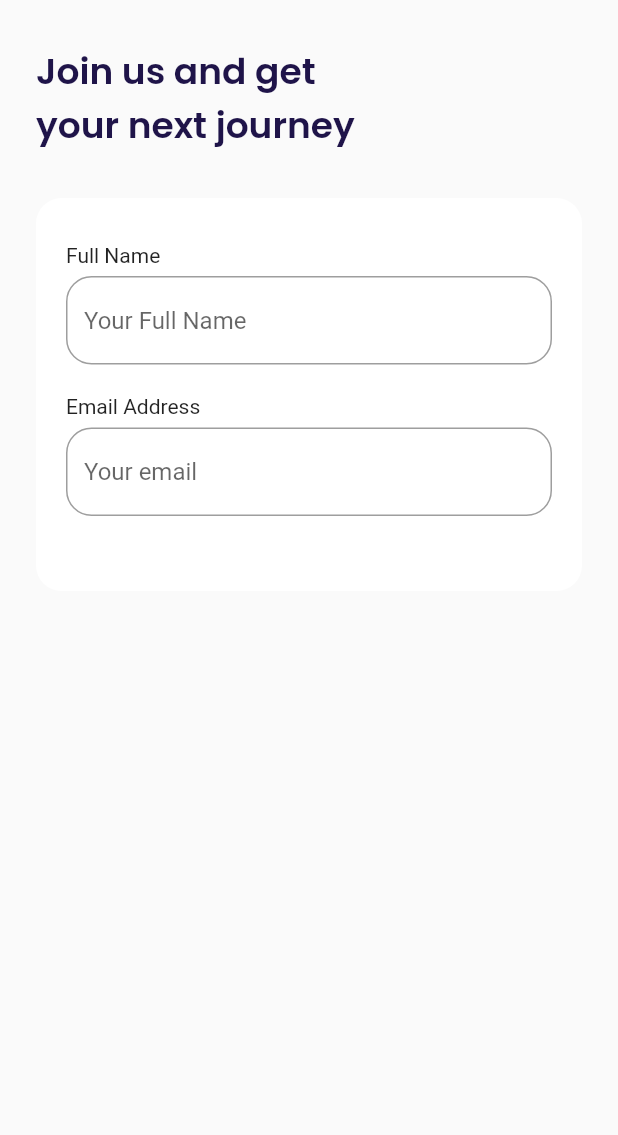
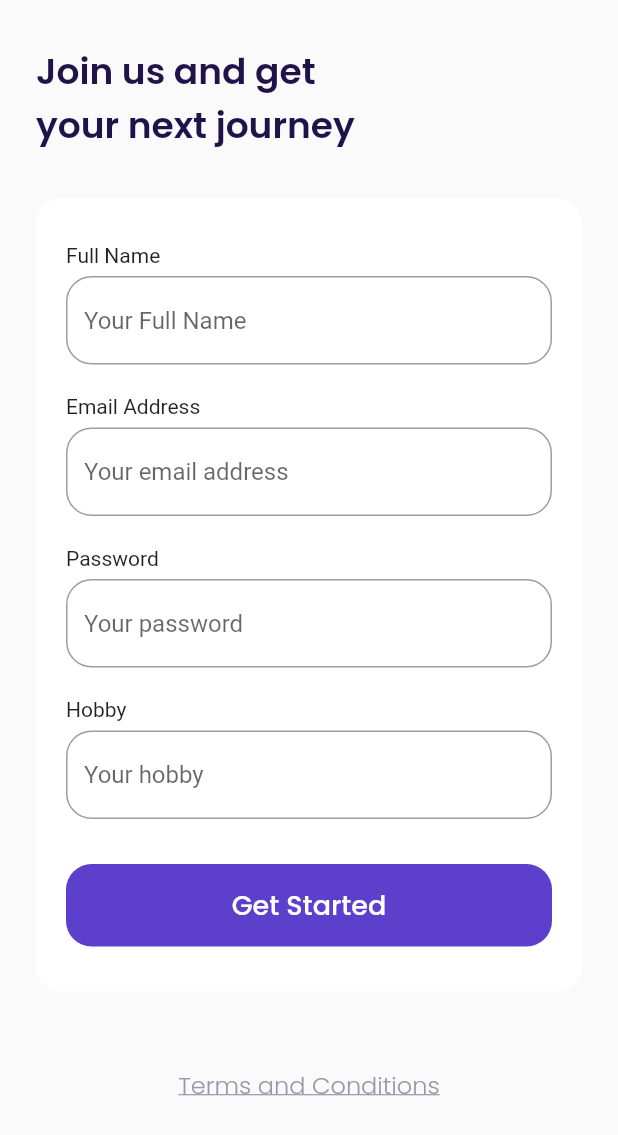
Before and after one commit to s4llm4n/airplane, a Flutter app: the SignUpPage screen opened by its route, on a phone screen of 412 x 824 dp. Shown: the top 1135 px of the screen. Run offline on Flutter 3.47's test engine with Material 2 defaults, Android fonts, the phone set to English and light mode, and no system bars; our stand-ins replace google_fonts.

```diff
--- a/lib/main.dart
+++ b/lib/main.dart
@@ -1,3 +1,4 @@
+import 'package:airplane/ui/pages/bonus_page.dart';
 import 'package:airplane/ui/pages/get_started_page.dart';
 import 'package:airplane/ui/pages/sign_up_page.dart';
 import 'package:flutter/material.dart';
@@ -17,6 +18,7 @@ class MyApp extends StatelessWidget {
         '/': (context) => SplashPage(),
         '/get-started': (context) => GetStartedPage(),
         '/sign-up': (context) => SignUpPage(),
+        '/bonus' :(context) => BonusPage(),
       },
     );
   }
--- a/lib/ui/pages/sign_up_page.dart
+++ b/lib/ui/pages/sign_up_page.dart
@@ -39,7 +39,7 @@ class SignUpPage extends StatelessWidget {
                   border: OutlineInputBorder(
                     borderRadius: BorderRadius.circular(
                       defaultRadius,
-                      ),
+                    ),
                   ),
                   focusedBorder: OutlineInputBorder(
                     borderRadius: BorderRadius.circular(
@@ -47,7 +47,7 @@ class SignUpPage extends StatelessWidget {
                     ),
                     borderSide: BorderSide(
                       color: kPrimaryColor,
-                      ),
+                    ),
                   ),
                 ),
               ),
@@ -71,11 +71,11 @@ class SignUpPage extends StatelessWidget {
               TextFormField(
                 cursorColor: kBlackColor,
                 decoration: InputDecoration(
-                  hintText: 'Your email',
+                  hintText: 'Your email address',
                   border: OutlineInputBorder(
                     borderRadius: BorderRadius.circular(
                       defaultRadius,
-                      ),
+                    ),
                   ),
                   focusedBorder: OutlineInputBorder(
                     borderRadius: BorderRadius.circular(
@@ -83,11 +83,110 @@ class SignUpPage extends StatelessWidget {
                     ),
                     borderSide: BorderSide(
                       color: kPrimaryColor,
-                      ),
+                    ),
                   ),
                 ),
               ),
             ],
+          ),
+        );
+      }
+
+      Widget passwordInput() {
+        return Container(
+          margin: EdgeInsets.only(bottom: 20),
+          child: Column(
+            crossAxisAlignment: CrossAxisAlignment.start,
+            children: [
+              Text(
+                'Password',
+              ),
+              SizedBox(
+                height: 6,
+              ),
+              TextFormField(
+                cursorColor: kBlackColor,
+                decoration: InputDecoration(
+                  hintText: 'Your password',
+                  border: OutlineInputBorder(
+                    borderRadius: BorderRadius.circular(
+                      defaultRadius,
+                    ),
+                  ),
+                  focusedBorder: OutlineInputBorder(
+                    borderRadius: BorderRadius.circular(
+                      defaultRadius,
+                    ),
+                    borderSide: BorderSide(
+                      color: kPrimaryColor,
+                    ),
+                  ),
+                ),
+              ),
+            ],
+          ),
+        );
+      }
+
+      Widget hobbyInput() {
+        return Container(
+          margin: EdgeInsets.only(bottom: 30),
+          child: Column(
+            crossAxisAlignment: CrossAxisAlignment.start,
+            children: [
+              Text(
+                'Hobby',
+              ),
+              SizedBox(
+                height: 6,
+              ),
+              TextFormField(
+                cursorColor: kBlackColor,
+                decoration: InputDecoration(
+                  hintText: 'Your hobby',
+                  border: OutlineInputBorder(
+                    borderRadius: BorderRadius.circular(
+                      defaultRadius,
+                    ),
+                  ),
+                  focusedBorder: OutlineInputBorder(
+                    borderRadius: BorderRadius.circular(
+                      defaultRadius,
+                    ),
+                    borderSide: BorderSide(
+                      color: kPrimaryColor,
+                    ),
+                  ),
+                ),
+              ),
+            ],
+          ),
+        );
+      }
+
+      Widget submitButton() {
+        return Container(
+          width: double.infinity,
+          height: 55,
+          child: TextButton(
+            onPressed: () {
+              Navigator.pushNamed(context, '/bonus');
+            },
+            style: TextButton.styleFrom(
+              backgroundColor: kPrimaryColor,
+              shape: RoundedRectangleBorder(
+                borderRadius: BorderRadius.circular(
+                  defaultRadius,
+                ),
+              ),
+            ),
+            child: Text(
+              'Get Started',
+              style: whiteTextStyle.copyWith(
+                fontSize: 18,
+                fontWeight: medium,
+              ),
+            ),
           ),
         );
       }
@@ -108,7 +207,28 @@ class SignUpPage extends StatelessWidget {
           children: [
             nameInput(),
             emailInput(),
+            passwordInput(),
+            hobbyInput(),
+            submitButton(),
           ],
+        ),
+      );
+    }
+
+    Widget tacButton() {
+      return Container(
+        alignment: Alignment.center,
+        margin: EdgeInsets.only(
+          top: 50,
+          bottom: 73,
+        ),
+        child: Text(
+          'Terms and Conditions',
+          style: greyTextStyle.copyWith(
+            fontSize: 16,
+            fontWeight: light,
+            decoration: TextDecoration.underline,
+          ),
         ),
       );
     }
@@ -123,6 +243,7 @@ class SignUpPage extends StatelessWidget {
           children: [
             title(),
             inputSection(),
+            tacButton(),
           ],
         ),
       ),
```
Also changed, not shown: lib/ui/pages/bonus_page.dart (added, +63 -0 lines).
